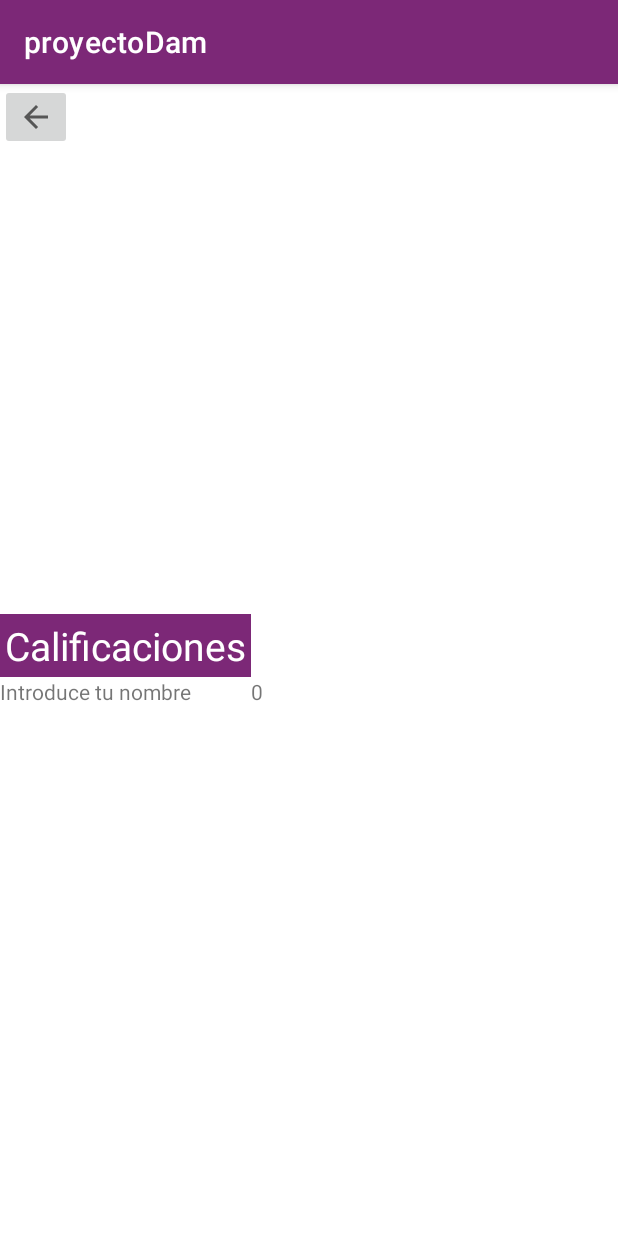
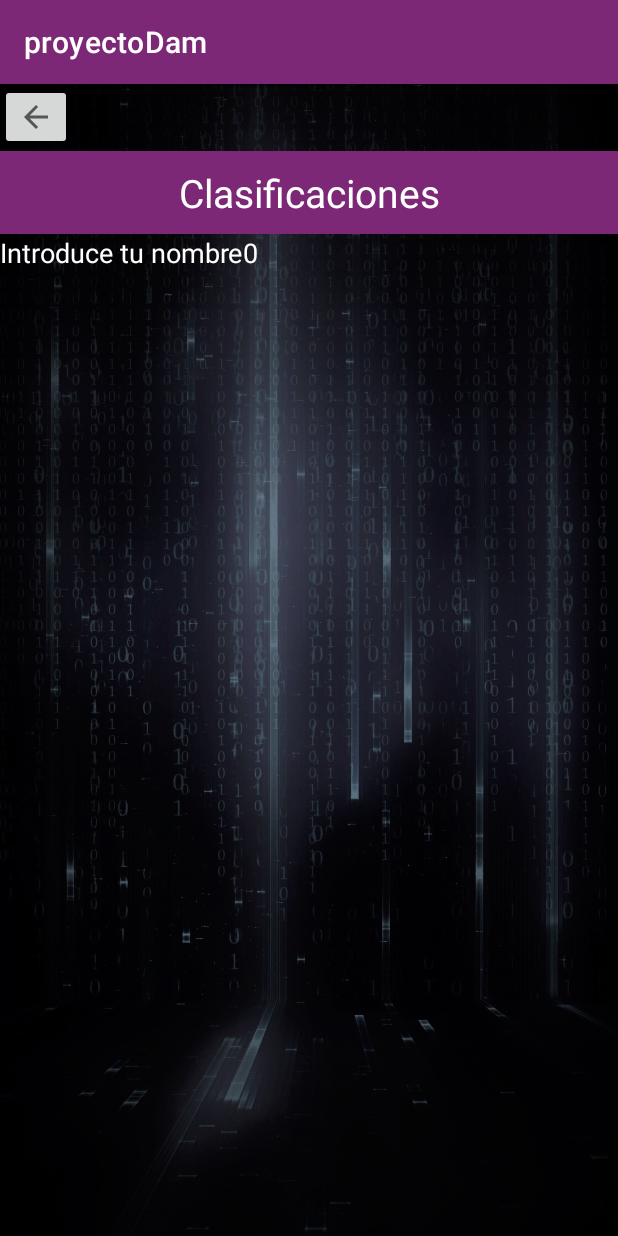
Before and after one commit to iyomigue/JuegoDam, an Android app: the PantallaFinal screen opened directly, with no data from a screen before it, after a tap on "MOSTRAR CALIFICACIONES", on a phone screen of 412 x 824 dp. Run offline under Robolectric (Android 15) with nearby library versions, the phone set to English and light mode, and no system bars.

Commit message:
-Arreglado el layout de carmen (botones no se montan con el fondo) -Creado el layout de clasificaciones, no sé si os gusta así

```diff
--- a/app/src/main/java/com/dam/proyecto/CompartirPuntuacion.java
+++ b/app/src/main/java/com/dam/proyecto/CompartirPuntuacion.java
@@ -27,7 +27,7 @@ public class CompartirPuntuacion extends Activity {
         shareIntent.setAction(Intent.ACTION_SEND);
         shareIntent.setType("text/plain");
         //Aqui habría que poner el valor de la puntuación
-        String cadena = "Puntuacion: 50";
+        String cadena = "Puntuacion: 50"; //TODO
         shareIntent.putExtra(Intent.EXTRA_TEXT, cadena);
         startActivity(Intent.createChooser(shareIntent, "Share your score"));
 
--- a/app/src/main/java/com/dam/proyecto/PantallaFinal.java
+++ b/app/src/main/java/com/dam/proyecto/PantallaFinal.java
@@ -3,6 +3,7 @@ package com.dam.proyecto;
 import androidx.appcompat.app.AppCompatActivity;
 
 import android.content.Intent;
+import android.graphics.Color;
 import android.os.Bundle;
 import android.view.View;
 import android.widget.EditText;
@@ -47,7 +48,11 @@ public class PantallaFinal extends AppCompatActivity {
             TableRow row1 = new TableRow(this);
             TextView txt1=new TextView(this);
             txt1.setText(i.getNombre());
+            txt1.setTextColor(Color.WHITE);
+            txt1.setTextSize(18);
             TextView txt2=new TextView(this);
+            txt2.setTextColor(Color.WHITE);
+            txt2.setTextSize(18);
            Integer puntos = i.getPuntuacion();
             txt2.setText(puntos.toString());
             row1.addView(txt1);
--- a/app/src/main/res/layout/clasificacion.xml
+++ b/app/src/main/res/layout/clasificacion.xml
@@ -3,32 +3,38 @@
     xmlns:android="http://schemas.android.com/apk/res/android"
     android:layout_width="match_parent"
     android:layout_height="match_parent"
-    android:id="@+id/Calificaiones">
+    android:id="@+id/Calificaiones"
+    android:background="@drawable/fondoclasificacion2"
+    >
     <ImageButton
         android:layout_width="wrap_content"
         android:layout_height="wrap_content"
         android:src="?attr/homeAsUpIndicator"
         android:onClick="atras"/>
     <TableLayout xmlns:android="http://schemas.android.com/apk/res/android"
-        android:layout_width="wrap_content"
-        android:layout_height="wrap_content"
+        android:layout_width="match_parent"
+        android:layout_height="match_parent"
+        android:layout_marginTop="70dp"
         android:id="@+id/tabla"
         android:stretchColumns="1"
         android:layout_centerHorizontal="true"
-        android:layout_centerVertical="true">
+        android:layout_centerVertical="true"
+        >
+        <TextView
+            android:layout_width="wrap_content"
+            android:layout_height="wrap_content"
+            android:padding="10dp"
+            android:text="Clasificaciones"
+            android:textAlignment="center"
+            android:layout_marginTop="10dp"
+            android:textColor="@color/white"
+            android:background="@color/botonJugar"
+            android:textSize="26sp" />
         <TableRow
             android:id="@+id/Cabecera"
             android:layout_width="wrap_content"
-            android:layout_height="wrap_content" >
-
-        <TextView
-            android:layout_width="wrap_content"
             android:layout_height="wrap_content"
-            android:padding="5px"
-            android:text="Calificaciones"
-            android:textColor="@color/white"
-            android:background="@color/botonJugar"
-            android:textSize="26sp" />
+            >
         </TableRow>
 
     </TableLayout>
--- a/app/src/main/res/layout/final_layout.xml
+++ b/app/src/main/res/layout/final_layout.xml
@@ -45,7 +45,7 @@
         android:layout_width="wrap_content"
         android:layout_height="wrap_content"
         android:layout_centerHorizontal="true"
-        android:layout_marginTop="350dp"
+        android:layout_marginTop="335dp"
         android:text="Comparte con tus amigos o en nuestro Twitter"
         />
     <Button
```
Also changed, not shown: app/src/main/res/drawable/fondoclasificacion.jpg (added), app/src/main/res/drawable/fondoclasificacion1.jpg (added), app/src/main/res/drawable/fondoclasificacion2.jpg (added).
